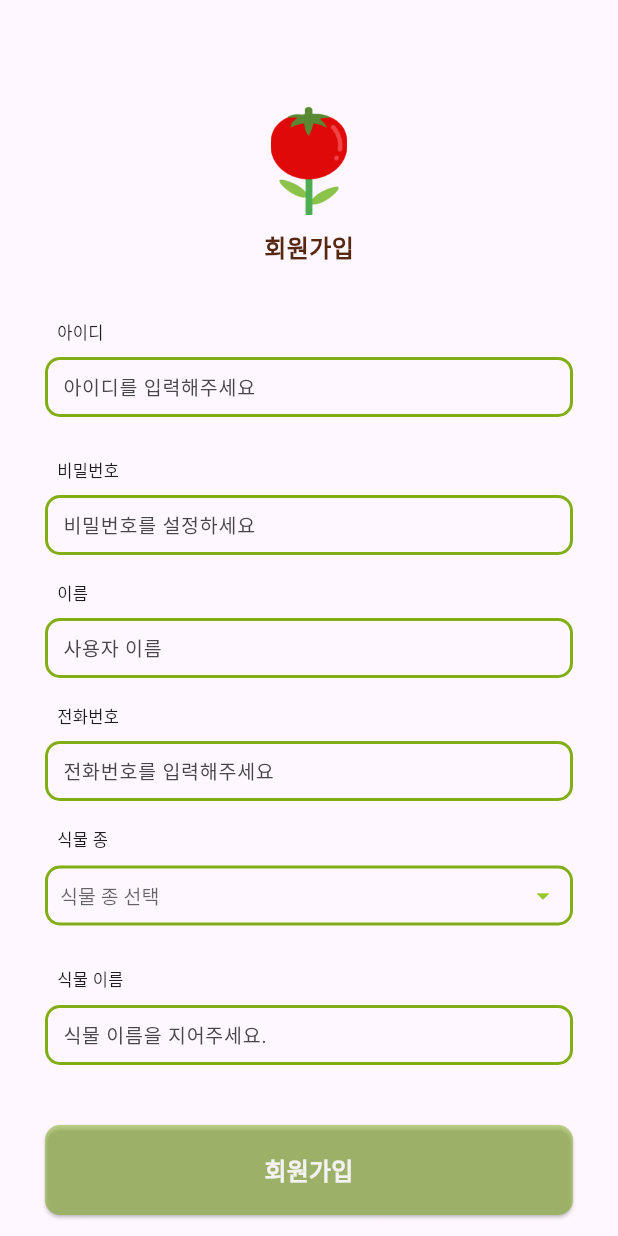
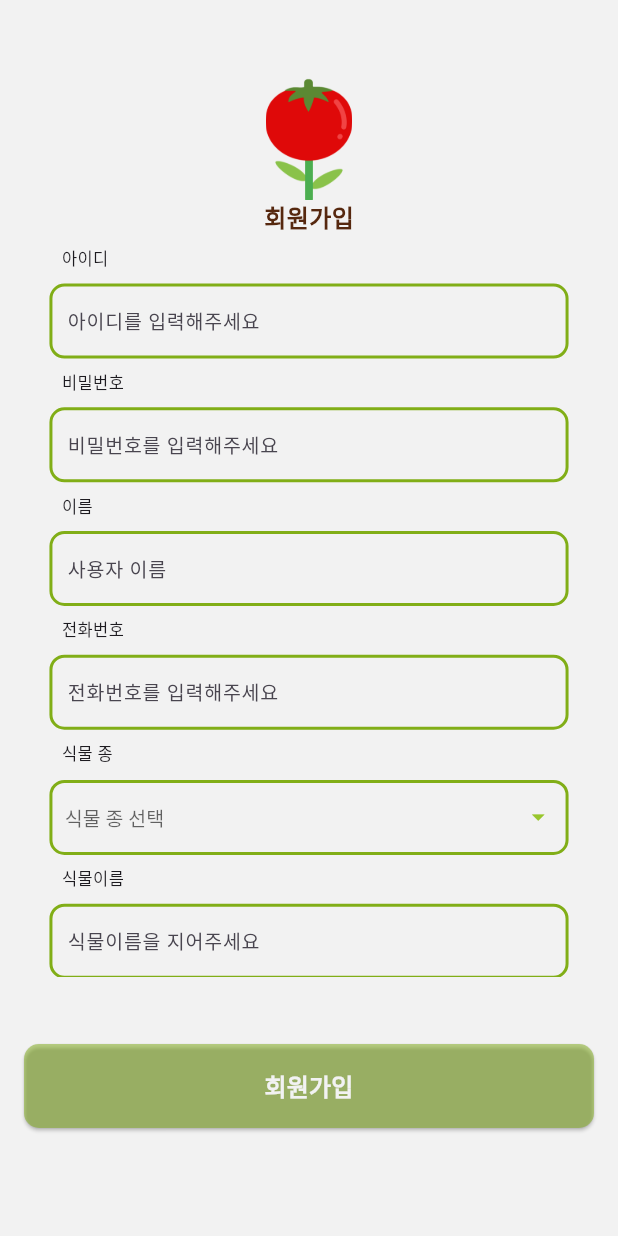
Before and after one commit to GrowingPetPlant/Front, a Flutter app: the Log_in screen opened directly, after a tap on "회원가입", on a phone screen of 412 x 824 dp. Run offline on Flutter 3.47's test engine with Material 3 defaults, Android fonts, the phone set to English and light mode, and no system bars.

Commit message:
로그인/회원가입쪽레이아웃수정(4/6)

```diff
--- a/lib/Log_in.dart
+++ b/lib/Log_in.dart
@@ -9,64 +9,65 @@ class Log_in extends StatelessWidget {
 
   @override
   Widget build(BuildContext context) {
+    final screenWidth = MediaQuery.of(context).size.height;
     return Scaffold(
       backgroundColor: Color(0xFFF2F2F2),
       body: Padding(
-        padding: const EdgeInsets.all(30),
-        child: Container(
-          margin: EdgeInsets.fromLTRB(0, 195, 0, 40),
+        padding: EdgeInsets.all(screenWidth*0.04),
           child: Column(
-            crossAxisAlignment: CrossAxisAlignment.stretch,
+            mainAxisAlignment: MainAxisAlignment.center,
             children: [
                 Container(
+                  margin: EdgeInsets.symmetric(vertical: 30,horizontal: 0),
                   alignment: Alignment.center,
                   child: Image(
                     image: AssetImage('assets/images/logo.png'),
                     height: 100,
-                    width: 92, // 로고 이미지의 높이
                     alignment: Alignment.center,
                   ),
                 ),
-              SizedBox(height: 40),
+
                 Container(
                   alignment: Alignment.center,
                   child: Column(
                     children: [
                       Container(
+                        margin: EdgeInsets.fromLTRB(0,0,0,10),
                         decoration: BoxDecoration(
                           borderRadius: BorderRadius.circular(10),
-                      border: Border.all(color: Color(0xFFADC178), width: 2),
+                          border: Border.all(color: Color(0xFF81AE17), width: 2),
                         ),
-                    child: SizedBox(
+                        child: Container(
                           height: 50, // 텍스트 필드 창 높이 조절
                           child: TextField(
                           style: TextStyle(fontSize: 16),
                           decoration: InputDecoration(
                             hintText: '아이디',
-                          contentPadding: EdgeInsets.all(10),
+                            contentPadding: EdgeInsets.fromLTRB(10,0,10,0),
                             border: InputBorder.none,
                           ),
                         ),
                       ),
                     ),
-                    SizedBox(height: 10),
                     Container(
                       decoration: BoxDecoration(
                         borderRadius: BorderRadius.circular(10),
-                        border: Border.all(color: Color(0xFFADC178), width: 2),
+                        border: Border.all(color: Color(0xFF81AE17), width: 2),
                       ),
-                      child: SizedBox(
+                      child : SizedBox(
                         height: 50, // 텍스트 필드 창 높이 조절
                         child: TextField(
+                          obscureText: true,
                           style: TextStyle(fontSize: 16),
                           decoration: InputDecoration(
                             hintText: '비밀번호',
-                            contentPadding: EdgeInsets.all(10),
+                            contentPadding: EdgeInsets.fromLTRB(10,0,10,0),
                             border: InputBorder.none,
                           ),
                         ),
                       ),
                     ),
+
                     Row(
                       mainAxisAlignment: MainAxisAlignment.center,
                       children: [
@@ -82,14 +83,7 @@ class Log_in extends StatelessWidget {
                             style: TextStyle(fontSize: 14, color: Color(0xFF515151)),
                           ),
                         ),
-                        Container(
-                          height: 1, // 구분 선의 높이
-                          decoration: BoxDecoration(
-                            border: Border(
-                              bottom: BorderSide(width: 1, color: Color(0xFFC0C0C0)), // 구분 선의 높이와 색상 설정
-                            ),
-                          ),
-                        ),
+                        Container(height : 20, width : 1, color : Color(0xffc0c0c0),),
                         TextButton(
                           onPressed: () {
                             Navigator.push(
@@ -102,14 +96,7 @@ class Log_in extends StatelessWidget {
                             style: TextStyle(fontSize: 14, color: Color(0xFF515151)),
                           ),
                         ),
-                        Container(
-                          height: 1, // 구분 선의 높이
-                          decoration: BoxDecoration(
-                            border: Border(
-                              bottom: BorderSide(width: 1, color: Color(0xFFC0C0C0)), // 구분 선의 높이와 색상 설정
-                            ),
-                          ),
-                        ),
+                        Container(height : 20, width : 1, color : Color(0xffc0c0c0),),
                         TextButton(
                           onPressed: () {
                             Navigator.push(
@@ -127,11 +114,21 @@ class Log_in extends StatelessWidget {
                   ],
                 ),
               ),
-              Spacer(),
-              ElevatedButton(
+            ]
+          ),
+      ),
+
+        bottomNavigationBar:
+          Container(
+            margin : EdgeInsets.only(bottom : 60),
+            color: Color(0xfff2f2f2),
+            child : BottomAppBar(
+              color: Color(0xfff2f2f2),
+              elevation: 0,
+              child :ElevatedButton(
                 onPressed: () {}, // 로그인
                 style: ButtonStyle(
-                  backgroundColor: MaterialStateProperty.all<Color>(Color(0x8081AE17)), // 로그인 버튼의 색상
+                  backgroundColor: MaterialStateProperty.all<Color>(Color(0xff81AE17)), // 로그인 버튼의 색상
                   shape: MaterialStateProperty.all<RoundedRectangleBorder>(
                     RoundedRectangleBorder(
                       borderRadius: BorderRadius.circular(10.0), // 버튼 테두리의 둥글기 정도 설정
@@ -144,10 +141,8 @@ class Log_in extends StatelessWidget {
                   style: TextStyle(fontWeight: FontWeight.bold, fontSize: 16, color: Color(0xFFF2F2F2)), // 로그인 버튼의 텍스트 색상
                 ),
               ),
-            ],
             ),
-        ),
-      ),
+          )
     );
   }
 }
--- a/lib/Sign_in.dart
+++ b/lib/Sign_in.dart
@@ -1,4 +1,6 @@
+import 'package:flutter/cupertino.dart';
 import 'package:flutter/material.dart';
+import 'package:flutter/widgets.dart';
 
 List<String> dropdownList = ['토마토', '바질', '수박'];
 String? selectedDropdown;
@@ -11,279 +13,272 @@ class Sign_in extends StatefulWidget {
 }
 
 class Sign_in_view extends State<Sign_in> {
+
   @override
   Widget build(BuildContext context) {
+    final screenHeight = MediaQuery.of(context).size.height;
     return Scaffold(
-      body: SingleChildScrollView(
-        child: Padding(
-          padding: const EdgeInsets.all(30.0),
+        backgroundColor: Color(0xFFF2F2F2),
+        body: Padding(
+          padding: EdgeInsets.all(screenHeight * 0.04),
+          child : SingleChildScrollView(
+            child : Container(
+              child : Column(
+                children: [
+                  Container(
+                      height: screenHeight*0.15,
                       child: Column(
-              crossAxisAlignment: CrossAxisAlignment.stretch,
+                        mainAxisAlignment: MainAxisAlignment.end,
                         children: [
-                SizedBox(height: 40),
-                Center(
-                  child: Image.asset(
-                      //로고
+                          Image.asset(
                             'assets/images/logo.png',
-                      width: 71,
-                      height: 73,
+                            height: screenHeight*0.1,
                           ),
+                          Text(
+                              '회원가입',
+                              style: TextStyle(
+                                  fontSize: 16,
+                                  fontWeight: FontWeight.bold,
+                                  color: Color(0xFF56280F)
+                              )
                           ),
-                SizedBox(height: 10),
-                Center(
-                      child: SizedBox(
-                        child: Text(
-                          '회원가입',
-                          style: TextStyle(fontSize: 16, fontWeight: FontWeight.bold, color: Color(0xFF56280F)),),
+                        ],
+                      )
                   ),
-                ),
-                SizedBox(height: 30),
-                SizedBox(
-                  // 아이디
-                  width: 331,
-                  child: Column(
-                    mainAxisAlignment: MainAxisAlignment.center,
+
+                  Column(
                     crossAxisAlignment: CrossAxisAlignment.start,
                     children: [
-                      const Padding(
-                        padding: EdgeInsets.all(8.0),
+                      Padding(
+                        padding: EdgeInsets.all(screenHeight*0.01),
                         child: Text(
                           '아이디',
                           style: TextStyle(fontSize: 11),
                         ),
                       ),
+
                       Container(
-                        height: 40,
+                        height: 50,
                         decoration: BoxDecoration(
                           borderRadius: BorderRadius.circular(10),
-                          border: Border.all(
-                              color: const Color(0xFF81AE17), width: 2),
+                          border: Border.all(color: const Color(0xFF81AE17), width: 2),
                         ),
-                        child: const TextField(
+                        padding: EdgeInsets.only(bottom: 10),
+                        child : const TextField(
                           style: TextStyle(fontSize: 13),
                           decoration: InputDecoration(
                               hintText: '아이디를 입력해주세요',
-                              contentPadding:
-                              EdgeInsets.fromLTRB(10, 0, 0, 10),
-                              border: InputBorder.none),
+                              contentPadding:EdgeInsets.fromLTRB(10, 0, 10, 0),
+                              border: InputBorder.none
+                          ),
                         ),
                       ),
                     ],
                   ),
-                ),
-                SizedBox(height: 20),
-                SizedBox(
-                  // 비밀번호
-                  width: 331,
-                  child: Column(
-                    mainAxisAlignment: MainAxisAlignment.center,
+                  Column(
                     crossAxisAlignment: CrossAxisAlignment.start,
                     children: [
-                      const Padding(
-                        padding: EdgeInsets.all(8.0),
+                      Padding(
+                        padding: EdgeInsets.all(screenHeight*0.01),
                         child: Text(
                           '비밀번호',
                           style: TextStyle(fontSize: 11),
                         ),
                       ),
                       Container(
-                        height: 40,
+                        alignment: Alignment.center,
+                        height: 50,
                         decoration: BoxDecoration(
                           borderRadius: BorderRadius.circular(10),
                           border: Border.all(
                               color: const Color(0xFF81AE17), width: 2),
                         ),
+                        padding: EdgeInsets.only(bottom: 10),
                         child: const TextField(
+                          obscureText: true,
                           style: TextStyle(fontSize: 13),
                           decoration: InputDecoration(
-                              hintText: '비밀번호를 설정하세요',
-                              contentPadding:
-                              EdgeInsets.fromLTRB(10, 0, 0, 10),
-                              border: InputBorder.none),
+                              hintText: '비밀번호를 입력해주세요',
+                              contentPadding:EdgeInsets.fromLTRB(10, 0, 10, 0),
+                              border: InputBorder.none
+                          ),
                         ),
                       ),
                     ],
                   ),
-                ),
-                SizedBox(height: 10),
-                SizedBox(
-                  // 이름
-                  width: 331,
-                  child: Column(
-                    mainAxisAlignment: MainAxisAlignment.center,
+
+
+                  Column(
                     crossAxisAlignment: CrossAxisAlignment.start,
                     children: [
-                      const Padding(
-                        padding: EdgeInsets.all(8.0),
+                      Padding(
+                        padding: EdgeInsets.all(screenHeight*0.01),
                         child: Text(
                           '이름',
                           style: TextStyle(fontSize: 11),
                         ),
                       ),
                       Container(
-                        height: 40,
+                        alignment: Alignment.center,
+                        height: 50,
                         decoration: BoxDecoration(
                           borderRadius: BorderRadius.circular(10),
                           border: Border.all(
                               color: const Color(0xFF81AE17), width: 2),
                         ),
+                        padding: EdgeInsets.only(bottom: 10),
                         child: const TextField(
                           style: TextStyle(fontSize: 13),
                           decoration: InputDecoration(
                               hintText: '사용자 이름',
-                              contentPadding:
-                              EdgeInsets.fromLTRB(10, 0, 0, 10),
-                              border: InputBorder.none),
+                              contentPadding:EdgeInsets.fromLTRB(10, 0, 10, 0),
+                              border: InputBorder.none
+                          ),
                         ),
                       ),
                     ],
                   ),
-                ),
-                SizedBox(height: 10),
-                SizedBox(
-                  // 전화번호
-                  width: 331,
-                  child: Column(
-                    mainAxisAlignment: MainAxisAlignment.center,
+
+
+
+                  Column(
                     crossAxisAlignment: CrossAxisAlignment.start,
                     children: [
-                      const Padding(
-                        padding: EdgeInsets.all(8.0),
+                      Padding(
+                        padding: EdgeInsets.all(screenHeight*0.01),
                         child: Text(
                           '전화번호',
                           style: TextStyle(fontSize: 11),
                         ),
                       ),
                       Container(
-                        height: 40,
+                        alignment: Alignment.center,
+                        height: 50,
                         decoration: BoxDecoration(
                           borderRadius: BorderRadius.circular(10),
-                          border: Border.all(
-                              color: const Color(0xFF81AE17), width: 2),
+                          border: Border.all(color: const Color(0xFF81AE17), width: 2),
                         ),
+                        padding: EdgeInsets.only(bottom: 10),
                         child: const TextField(
                           style: TextStyle(fontSize: 13),
                           decoration: InputDecoration(
                               hintText: '전화번호를 입력해주세요',
-                              contentPadding:
-                              EdgeInsets.fromLTRB(10, 0, 0, 10),
-                              border: InputBorder.none),
+                              contentPadding:EdgeInsets.fromLTRB(10, 0, 10, 0),
+                              border: InputBorder.none
+                          ),
                         ),
                       ),
                     ],
                   ),
-                ),
-                SizedBox(height: 10),
-                SizedBox(
-                  // 식물 종
-                  width: 331,
-                  child: Column(
-                    mainAxisAlignment: MainAxisAlignment.center,
+
+
+
+                  Column(
                     crossAxisAlignment: CrossAxisAlignment.start,
                     children: [
-                      const Padding(
-                        padding: EdgeInsets.all(8.0),
+                      Padding(
+                        padding: EdgeInsets.all(screenHeight*0.01),
                         child: Text(
                           '식물 종',
                           style: TextStyle(fontSize: 11),
                         ),
                       ),
                       Container(
-                        height: 40,
+                        alignment: Alignment.center,
+                        height: 50,
+                        decoration: BoxDecoration(
+                          color: Color(0xfff2f2f2),
+                          borderRadius: BorderRadius.circular(10),
+                          border: Border.all(
+                              color: const Color(0xFF81AE17), width: 2),
+                        ),
+                          child : Padding(
+                            padding : EdgeInsets.all(screenHeight*0.01),
+                            child : DropdownButton(
+                              style: TextStyle(fontSize: 13),
+                              iconSize : 20,
+                              iconEnabledColor: const Color(0xFF98C62C),
+                              hint: const Text('식물 종 선택'),
+                              isExpanded: true,
+                              underline: Container(),
+                              value : selectedDropdown,
+                              items: dropdownList.map((String item) {
+                                return DropdownMenuItem<String>(
+                                  value: item,
+                                  child: Text(item, style: TextStyle(color : Color(0xFF515151), fontSize: 13),),
+                                );}).toList(),
+                              onChanged: (dynamic value) {
+                                setState(() {
+                                  selectedDropdown = value;
+                                });},
+                            ),
+                          ),
+                        ),
+                    ],
+                  ),
+
+
+
+                  Column(
+                    crossAxisAlignment: CrossAxisAlignment.start,
+                    children: [
+                      Padding(
+                        padding: EdgeInsets.all(screenHeight*0.01),
+                        child: Text(
+                          '식물이름',
+                          style: TextStyle(fontSize: 11),
+                        ),
+                      ),
+                      Container(
+                        alignment: Alignment.center,
+                        height: 50,
                         decoration: BoxDecoration(
                           borderRadius: BorderRadius.circular(10),
                           border: Border.all(
                               color: const Color(0xFF81AE17), width: 2),
                         ),
-                        child: SizedBox(
-                          child: Padding(
-                            padding: const EdgeInsets.all(8.0),
-                            child: DropdownButton(
-                              style: const TextStyle(fontSize: 13),
-                              iconSize: 20, // 드롭다운 버튼의 아이콘 크기 변경
-                              iconEnabledColor: const Color(0xFF98C62C), // 드롭다운 버튼 아이콘 색상 변경
-                              hint: const Text(
-                                '식물 종 선택',
-                              ),
-                              isExpanded: true,
-                              underline: Container(),
-                              value: selectedDropdown,
-                              items: dropdownList.map((String item) {
-                                return DropdownMenuItem<String>(
-                                  value: item,
-                                  child: Text(item),
-                                );
-                              }).toList(),
-                              onChanged: (dynamic value) {
-                                setState(() {
-                                  selectedDropdown = value;
-                                });
-                              },
-                            ),
+                        padding: EdgeInsets.only(bottom: 10),
+                        child: const TextField(
+                          style: TextStyle(fontSize: 13),
+                          decoration: InputDecoration(
+                              hintText: '식물이름을 지어주세요',
+                              contentPadding:EdgeInsets.fromLTRB(10, 0, 10, 0),
+                              border: InputBorder.none
                           ),
                         ),
                       ),
                     ],
                   ),
-                ),
-                SizedBox(height: 20),
-                SizedBox(
-                  // 식물이름
-                  width: 331,
-                  child: Column(
-                    mainAxisAlignment: MainAxisAlignment.center,
-                    crossAxisAlignment: CrossAxisAlignment.start,
-                    children: [
-                      const Padding(
-                        padding: EdgeInsets.all(8.0),
-                        child: Text(
-                          '식물 이름',
-                          style: TextStyle(fontSize: 11),
-                        ),
-                      ),
-                      Container(
-                        height: 40,
-                        decoration: BoxDecoration(
-                          borderRadius: BorderRadius.circular(10),
-                          border: Border.all(
-                              color: const Color(0xFF81AE17), width: 2),
-                        ),
-                        child: const TextField(
-                          style: TextStyle(fontSize: 13),
-                          decoration: InputDecoration(
-                              hintText: '식물 이름을 지어주세요.',
-                              contentPadding:
-                              EdgeInsets.fromLTRB(10, 0, 0, 10),
-                              border: InputBorder.none),
-                        ),
-                      ),
                 ],
               ),
-                ),
-                SizedBox(height: 40),
-                SizedBox(
-                    height: 60,
-                    child: ElevatedButton(
-                        style: ElevatedButton.styleFrom(
-                            shape: RoundedRectangleBorder(
-                                borderRadius: BorderRadius.circular(10)),
-                            backgroundColor: const Color(0x8081AE17)
-                            ),
-                        onPressed: () {},
-                        child: const Text(
-                          '회원가입',
-                          style: TextStyle(fontWeight: FontWeight.bold, fontSize: 16, color: Color(0xFFF2F2F2)), // 아이디 찾기 텍스트의 색상
-                        )),
-                  ),
-                /*const Text('비밀번호'),
-                const Text('이름'),
-                const Text('전화번호'),
-                const Text('식물 종'),
-                const Text('식물 이름'),*/
-              ],
+
             ),
           ),
         ),
+        bottomNavigationBar: Container(
+          color: Color(0xfff2f2f2),
+          margin : EdgeInsets.only(bottom : 60),
+          child : BottomAppBar(
+            elevation: 0,
+            color: Color(0xFFF2F2F2),
+            child :ElevatedButton(
+              onPressed: () {}, // 회원가입하기
+              style: ButtonStyle(
+                backgroundColor: MaterialStateProperty.all<Color>(Color(0x8081AE17)), // 로그인 버튼의 색상
+                shape: MaterialStateProperty.all<RoundedRectangleBorder>(
+                  RoundedRectangleBorder(
+                    borderRadius: BorderRadius.circular(10.0), // 버튼 테두리의 둥글기 정도 설정
+                  ),
+                ),
+                fixedSize: MaterialStateProperty.all<Size>(Size.fromHeight(60)), // 높이 설정
+              ),
+              child: Text(
+                '회원가입',
+                style: TextStyle(fontWeight: FontWeight.bold, fontSize: 16, color: Color(0xFFF2F2F2)), // 로그인 버튼의 텍스트 색상
+              ),
+            ),
+          ),
+        )
     );
   }
 }
--- a/lib/main.dart
+++ b/lib/main.dart
@@ -15,7 +15,7 @@ class MyApp extends StatelessWidget {
   Widget build(BuildContext context) {
     return MaterialApp(
       title: 'MyPetPlant',
-      home: Home(),
+      home: Log_in(),
     );
   }
 }
```
Also changed, not shown: lib/Find_id.dart (+92 -56 lines), lib/Find_pw.dart (+104 -66 lines). Lines whose indentation alone changed are shown as unchanged.
